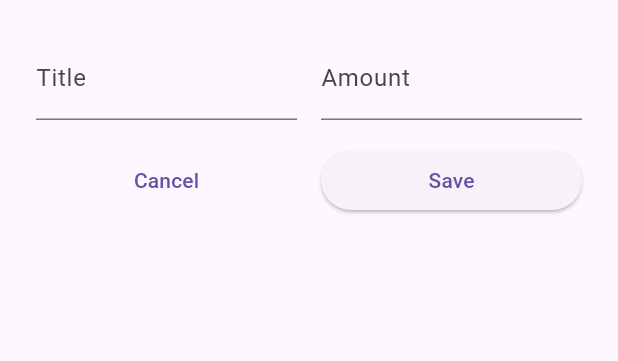
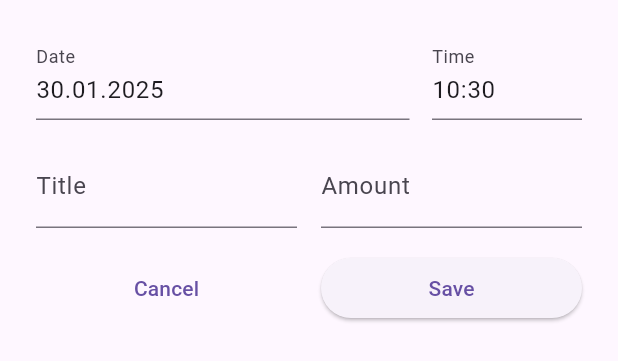
Before and after one commit to Flutter007/personal_finance, a Flutter app: the AddTransaction widget shown alone on an empty page, opened directly with empty values, after a tap on "Save", on a phone screen of 412 x 824 dp. Shown: the top 361 px of the screen. Run offline on Flutter 3.47's test engine with Material 3 defaults, Android fonts, the phone set to English and light mode, and no system bars.

Commit message:
added new files

```diff
--- /dev/null
+++ b/lib/helpers/format_datetime.dart
@@ -0,0 +1,27 @@
+import 'package:flutter/material.dart';
+
+String _zeroPad(int dateTimeValue) {
+  if (dateTimeValue < 10) {
+    return '0$dateTimeValue';
+  }
+  return dateTimeValue.toString();
+}
+
+String formatDate(DateTime dateTime) {
+  final day = _zeroPad(dateTime.day);
+  final month = _zeroPad(dateTime.month);
+  final year = _zeroPad(dateTime.year);
+  return '$day.$month.$year';
+}
+
+String formatTime(TimeOfDay time) {
+  final hour = _zeroPad(time.hour);
+  final minutes = _zeroPad(time.minute);
+  return '$hour:$minutes';
+}
+
+String formatDateTime(DateTime dateTime) {
+  final date = formatDate(dateTime);
+  final time = formatTime(TimeOfDay.fromDateTime(dateTime));
+  return '$date $time';
+}
--- a/lib/models/transactions.dart
+++ b/lib/models/transactions.dart
@@ -1,8 +1,13 @@
 class Transaction {
   final String title;
   final double amount;
+  final DateTime dateTime;
 
-  Transaction({required this.title, required this.amount});
+  Transaction({
+    required this.title,
+    required this.amount,
+    required this.dateTime,
+  });
   String get formattedAmount {
     return '-${amount.toStringAsFixed(2)}KGS';
   }
--- a/lib/widget/add_transaction.dart
+++ b/lib/widget/add_transaction.dart
@@ -1,3 +1,4 @@
+import 'package:cw26/helpers/format_datetime.dart';
 import 'package:cw26/models/transactions.dart';
 import 'package:flutter/material.dart';
 
@@ -12,16 +13,69 @@ class AddTransaction extends StatefulWidget {
 class _AddTransactionState extends State<AddTransaction> {
   var title = '';
   var amount = '';
+  var selectedDate = DateTime.now();
+  var selectedTimeOfDay = TimeOfDay.now();
+  final dateController = TextEditingController();
+  final timeController = TextEditingController();
+
+  @override
+  void initState() {
+    super.initState();
+    dateController.text = formatDate(selectedDate);
+    timeController.text = formatTime(selectedTimeOfDay);
+  }
 
   void onCanceled() {
     Navigator.pop(context);
   }
 
   void onSave() {
-    final addTransaction =
-        Transaction(title: title, amount: double.parse(amount));
+    final dateTime = DateTime(
+      selectedDate.year,
+      selectedDate.month,
+      selectedDate.day,
+      selectedTimeOfDay.hour,
+      selectedTimeOfDay.minute,
+    );
+    final addTransaction = Transaction(
+      title: title,
+      amount: double.parse(amount),
+      dateTime: dateTime,
+    );
     widget.onTransactionCreated(addTransaction);
     Navigator.pop(context);
+  }
+
+  void onDateTap() async {
+    final now = DateTime.now();
+    final firstDate = DateTime(now.year - 1, now.month, now.day);
+    final lastDate = DateTime(now.year + 1, now.month, now.day);
+
+    final dateFromUser = await showDatePicker(
+      context: context,
+      firstDate: firstDate,
+      lastDate: lastDate,
+      initialDate: selectedDate,
+    );
+    if (dateFromUser != null) {
+      setState(() {
+        selectedDate = dateFromUser;
+        dateController.text = formatDate(dateFromUser);
+      });
+    }
+  }
+
+  void onTimeTap() async {
+    final selectedTime = await showTimePicker(
+      context: context,
+      initialTime: selectedTimeOfDay,
+    );
+    if (selectedTime != null) {
+      setState(() {
+        selectedTimeOfDay = selectedTime;
+        timeController.text = formatTime(selectedTime);
+      });
+    }
   }
 
   @override
@@ -32,6 +86,31 @@ class _AddTransactionState extends State<AddTransaction> {
       child: Column(
         mainAxisSize: MainAxisSize.min,
         children: [
+          Row(
+            children: [
+              Expanded(
+                child: TextField(
+                  onTap: onDateTap,
+                  readOnly: true,
+                  controller: dateController,
+                  decoration: InputDecoration(label: Text('Date')),
+                ),
+              ),
+              SizedBox(width: 15),
+              SizedBox(
+                width: 100,
+                child: TextField(
+                  onTap: onTimeTap,
+                  controller: timeController,
+                  readOnly: true,
+                  decoration: InputDecoration(
+                    label: Text('Time'),
+                  ),
+                ),
+              )
+            ],
+          ),
+          SizedBox(height: 16),
           Row(
             children: [
               Expanded(
@@ -57,9 +136,7 @@ class _AddTransactionState extends State<AddTransaction> {
               )),
             ],
           ),
-          SizedBox(
-            height: 16,
-          ),
+          SizedBox(height: 16),
           Row(
             children: [
               Expanded(
```
Also changed, not shown: lib/cw26.dart (+5 -5 lines), lib/widget/transaction_card.dart (+19 -1 lines).
